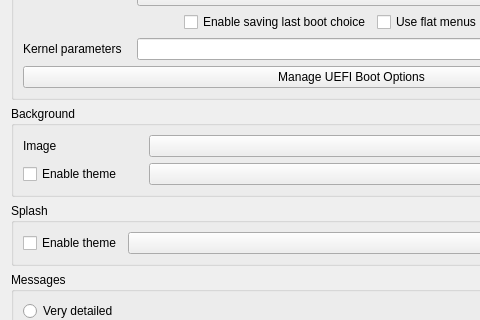
The window that src/mainwindow.ui (AdrianTM/mx-boot-options) describes before a commit, drawn with Qt 5; both pictures show x 0 to 480 and y 85 to 405 of the 703 by 654 pixel window.
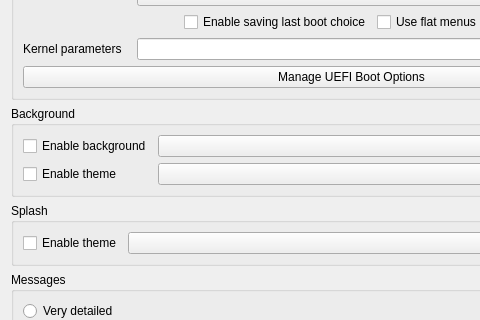
The same window after the commit. Icons and pictures are not drawn.

Commit message: Allow disabling the GRUB background image, not just the theme

Diff of the .ui file:
```diff
--- a/src/mainwindow.ui
+++ b/src/mainwindow.ui
@@ -151,9 +151,9 @@
      </property>
      <layout class="QGridLayout" name="gridLayout_3">
       <item row="0" column="0">
-       <widget class="QLabel" name="labelBgImage">
+       <widget class="QCheckBox" name="checkBackground">
         <property name="sizePolicy">
-         <sizepolicy hsizetype="Preferred" vsizetype="Preferred">
+         <sizepolicy hsizetype="Preferred" vsizetype="Fixed">
           <horstretch>0</horstretch>
           <verstretch>0</verstretch>
          </sizepolicy>
@@ -165,7 +165,7 @@
          </size>
         </property>
         <property name="text">
-         <string>Image</string>
+         <string>Enable background</string>
         </property>
        </widget>
       </item>
```
Left out of the diff: 1 changed line with no effect on the pictures. The commit also changes 4 other files.
